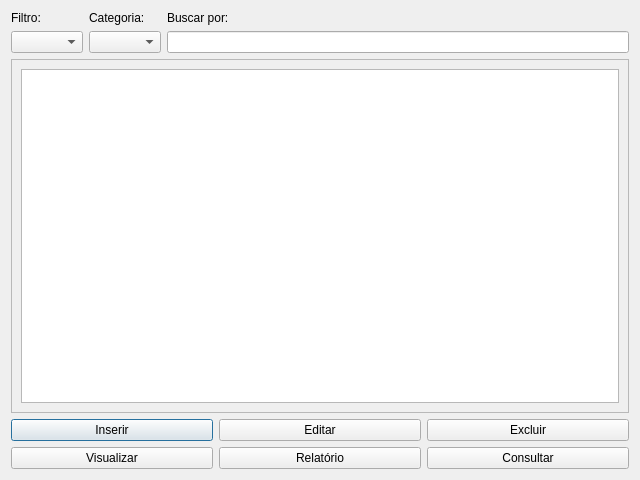
The window that tabela_edit.ui (exiele/MIM) describes before a commit, drawn with Qt 5.
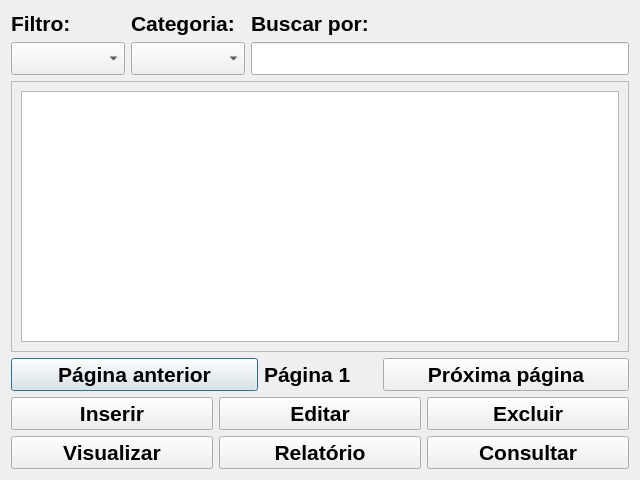
The same window after the commit.

What changed in the file:
```diff
--- a/tabela_edit.ui
+++ b/tabela_edit.ui
@@ -13,20 +13,35 @@
   <property name="windowTitle">
    <string>Dialog</string>
   </property>
-  <layout class="QVBoxLayout" name="verticalLayout_8">
-   <item>
+  <layout class="QGridLayout" name="gridLayout">
+   <item row="0" column="0">
     <layout class="QHBoxLayout" name="horizontalLayout">
      <item>
       <layout class="QVBoxLayout" name="verticalLayout_2">
        <item>
         <widget class="QLabel" name="label">
+         <property name="font">
+          <font>
+           <pointsize>16</pointsize>
+           <weight>75</weight>
+           <bold>true</bold>
+          </font>
+         </property>
          <property name="text">
           <string>Filtro:</string>
          </property>
         </widget>
        </item>
        <item>
-        <widget class="QComboBox" name="filtro_box"/>
+        <widget class="QComboBox" name="filtro_box">
+         <property name="font">
+          <font>
+           <pointsize>16</pointsize>
+           <weight>75</weight>
+           <bold>true</bold>
+          </font>
+         </property>
+        </widget>
        </item>
       </layout>
      </item>
@@ -34,13 +49,28 @@
       <layout class="QVBoxLayout" name="verticalLayout_3">
        <item>
         <widget class="QLabel" name="label_2">
+         <property name="font">
+          <font>
+           <pointsize>16</pointsize>
+           <weight>75</weight>
+           <bold>true</bold>
+          </font>
+         </property>
          <property name="text">
           <string>Categoria:</string>
          </property>
         </widget>
        </item>
        <item>
-        <widget class="QComboBox" name="categoria_box"/>
+        <widget class="QComboBox" name="categoria_box">
+         <property name="font">
+          <font>
+           <pointsize>16</pointsize>
+           <weight>75</weight>
+           <bold>true</bold>
+          </font>
+         </property>
+        </widget>
        </item>
       </layout>
      </item>
@@ -48,19 +78,34 @@
       <layout class="QVBoxLayout" name="verticalLayout_4">
        <item>
         <widget class="QLabel" name="buscar_label">
+         <property name="font">
+          <font>
+           <pointsize>16</pointsize>
+           <weight>75</weight>
+           <bold>true</bold>
+          </font>
+         </property>
          <property name="text">
           <string>Buscar por:</string>
          </property>
         </widget>
        </item>
        <item>
-        <widget class="QLineEdit" name="buscar_line"/>
+        <widget class="QLineEdit" name="buscar_line">
+         <property name="font">
+          <font>
+           <pointsize>16</pointsize>
+           <weight>75</weight>
+           <bold>true</bold>
+          </font>
+         </property>
+        </widget>
        </item>
       </layout>
      </item>
     </layout>
    </item>
-   <item>
+   <item row="1" column="0">
     <widget class="QScrollArea" name="scrollArea">
      <property name="widgetResizable">
       <bool>true</bool>
@@ -71,23 +116,114 @@
         <x>0</x>
         <y>0</y>
         <width>624</width>
-        <height>314</height>
+        <height>212</height>
        </rect>
       </property>
       <layout class="QVBoxLayout" name="verticalLayout">
        <item>
-        <widget class="QTableView" name="tableView"/>
+        <widget class="QTableWidget" name="tableWidget">
+         <property name="font">
+          <font>
+           <pointsize>16</pointsize>
+           <weight>75</weight>
+           <bold>true</bold>
+          </font>
+         </property>
+         <property name="sizeAdjustPolicy">
+          <enum>QAbstractScrollArea::AdjustToContents</enum>
+         </property>
+         <property name="editTriggers">
+          <set>QAbstractItemView::NoEditTriggers</set>
+         </property>
+         <property name="alternatingRowColors">
+          <bool>true</bool>
+         </property>
+         <property name="selectionBehavior">
+          <enum>QAbstractItemView::SelectRows</enum>
+         </property>
+         <attribute name="horizontalHeaderCascadingSectionResizes">
+          <bool>false</bool>
+         </attribute>
+         <attribute name="horizontalHeaderStretchLastSection">
+          <bool>false</bool>
+         </attribute>
+         <attribute name="verticalHeaderVisible">
+          <bool>false</bool>
+         </attribute>
+         <attribute name="verticalHeaderStretchLastSection">
+          <bool>false</bool>
+         </attribute>
+        </widget>
        </item>
       </layout>
      </widget>
     </widget>
    </item>
-   <item>
+   <item row="2" column="0">
+    <layout class="QHBoxLayout" name="horizontalLayout_3">
+     <item>
+      <widget class="QPushButton" name="paginaanterior">
+       <property name="font">
+        <font>
+         <pointsize>16</pointsize>
+         <weight>75</weight>
+         <bold>true</bold>
+        </font>
+       </property>
+       <property name="text">
+        <string>Página anterior</string>
+       </property>
+      </widget>
+     </item>
+     <item>
+      <widget class="QLabel" name="pagina">
+       <property name="maximumSize">
+        <size>
+         <width>113</width>
+         <height>16777215</height>
+        </size>
+       </property>
+       <property name="font">
+        <font>
+         <pointsize>16</pointsize>
+         <weight>75</weight>
+         <bold>true</bold>
+        </font>
+       </property>
+       <property name="text">
+        <string>Página 1</string>
+       </property>
+      </widget>
+     </item>
+     <item>
+      <widget class="QPushButton" name="proximapagina">
+       <property name="font">
+        <font>
+         <pointsize>16</pointsize>
+         <weight>75</weight>
+         <bold>true</bold>
+        </font>
+       </property>
+       <property name="text">
+        <string>Próxima página</string>
+       </property>
+      </widget>
+     </item>
+    </layout>
+   </item>
+   <item row="3" column="0">
     <layout class="QHBoxLayout" name="horizontalLayout_2">
      <item>
       <layout class="QVBoxLayout" name="verticalLayout_5">
        <item>
         <widget class="QPushButton" name="inserir">
+         <property name="font">
+          <font>
+           <pointsize>16</pointsize>
+           <weight>75</weight>
+           <bold>true</bold>
+          </font>
+         </property>
          <property name="text">
           <string>Inserir</string>
          </property>
@@ -95,6 +231,13 @@
        </item>
        <item>
         <widget class="QPushButton" name="vizualizar">
+         <property name="font">
+          <font>
+           <pointsize>16</pointsize>
+           <weight>75</weight>
+           <bold>true</bold>
+          </font>
+         </property>
          <property name="text">
           <string>Visualizar</string>
          </property>
@@ -106,6 +249,13 @@
       <layout class="QVBoxLayout" name="verticalLayout_6">
        <item>
         <widget class="QPushButton" name="editar">
+         <property name="font">
+          <font>
+           <pointsize>16</pointsize>
+           <weight>75</weight>
+           <bold>true</bold>
+          </font>
+         </property>
          <property name="text">
           <string>Editar</string>
          </property>
@@ -113,6 +263,13 @@
        </item>
        <item>
         <widget class="QPushButton" name="relatorio">
+         <property name="font">
+          <font>
+           <pointsize>16</pointsize>
+           <weight>75</weight>
+           <bold>true</bold>
+          </font>
+         </property>
          <property name="text">
           <string>Relatório</string>
          </property>
@@ -124,6 +281,13 @@
       <layout class="QVBoxLayout" name="verticalLayout_7">
        <item>
         <widget class="QPushButton" name="excluir">
+         <property name="font">
+          <font>
+           <pointsize>16</pointsize>
+           <weight>75</weight>
+           <bold>true</bold>
+          </font>
+         </property>
          <property name="text">
           <string>Excluir</string>
          </property>
@@ -131,6 +295,13 @@
        </item>
        <item>
         <widget class="QPushButton" name="consultar">
+         <property name="font">
+          <font>
+           <pointsize>16</pointsize>
+           <weight>75</weight>
+           <bold>true</bold>
+          </font>
+         </property>
          <property name="text">
           <string>Consultar</string>
          </property>
```
